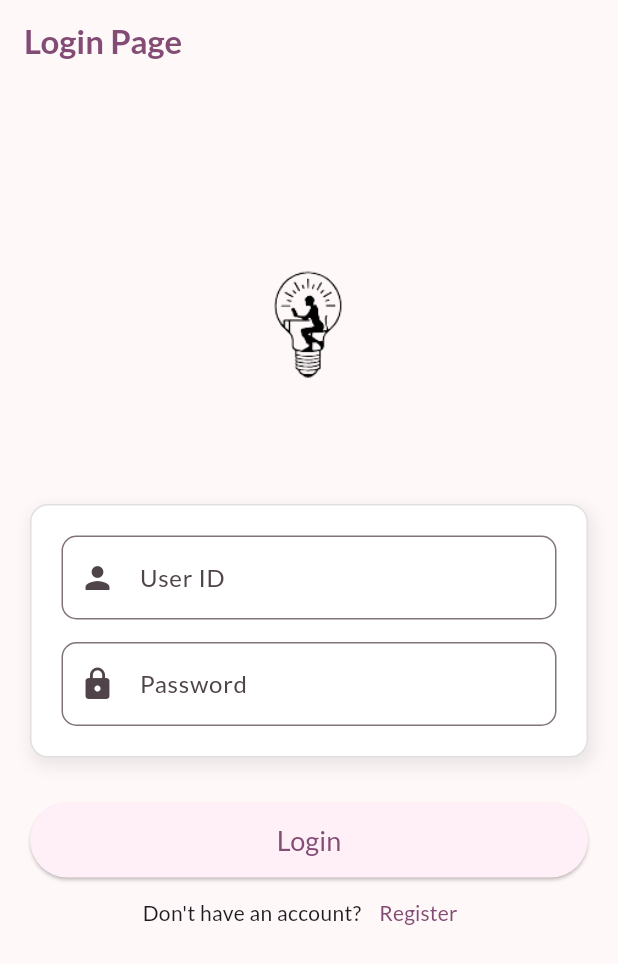
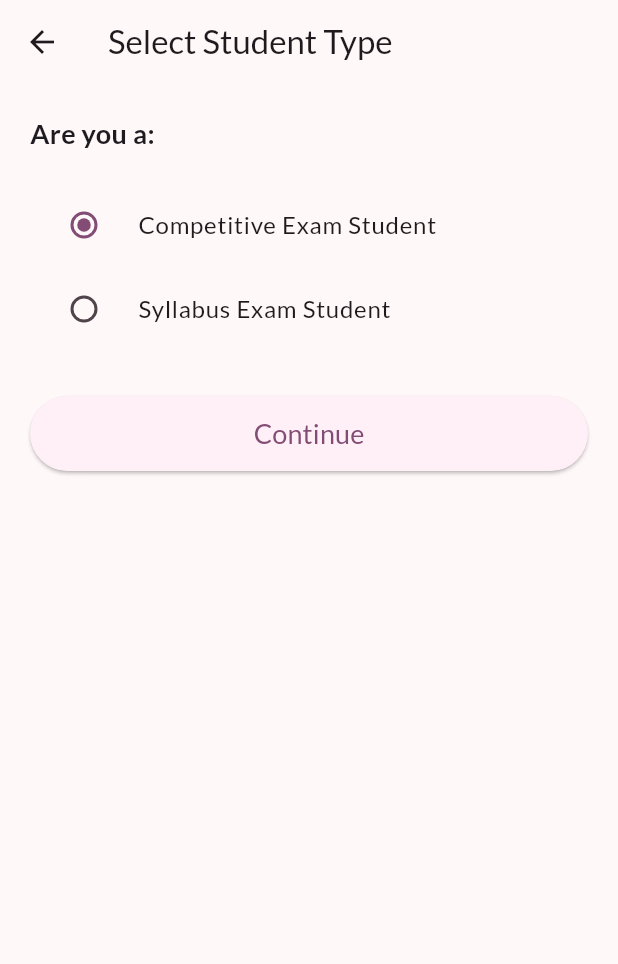
Before and after one commit to Vaibhav2154/eDIGIcator, a Flutter app: the screen it shows after launch, after a tap on "Register", on a phone screen of 412 x 824 dp. Shown: the top 964 px of the screen. Run offline on Flutter 3.47's test engine with Material 3 defaults, Android fonts, the phone set to English and light mode, and no system bars; our stand-ins replace google_fonts, image_picker.

Commit message:
register page

```diff
--- a/frontend/lib/main.dart
+++ b/frontend/lib/main.dart
@@ -1,6 +1,6 @@
 import 'package:flutter/material.dart';
 import 'package:google_fonts/google_fonts.dart';
-import 'package:edigicator/pages/loginpage.dart';
+import 'package:edigicator/pages/authentication/loginpage.dart';
 void main() {
   runApp(const App());
 }
--- /dev/null
+++ b/frontend/lib/pages/authentication/RegisterSelectionPage.dart
@@ -0,0 +1,80 @@
+import 'package:flutter/material.dart';
+import 'package:edigicator/pages/authentication/RegisterPageComp.dart';
+//import 'package:edigicator/pages/authentication/registerpagesyllabus.dart';
+import 'package:edigicator/pages/authentication/RegisterPageSyllabus.dart';
+class RegisterSelectionPage extends StatefulWidget {
+  const RegisterSelectionPage({super.key});
+
+  @override
+  State<RegisterSelectionPage> createState() => _RegisterSelectionPageState();
+}
+
+class _RegisterSelectionPageState extends State<RegisterSelectionPage> {
+  String selectedType = "Competitive Exam Student"; // Default selection
+
+  @override
+  Widget build(BuildContext context) {
+    return Scaffold(
+      appBar: AppBar(title: const Text("Select Student Type")),
+      body: Padding(
+        padding: const EdgeInsets.all(20.0),
+        child: Column(
+          crossAxisAlignment: CrossAxisAlignment.start,
+          children: [
+            const Text("Are you a:", style: TextStyle(fontSize: 18, fontWeight: FontWeight.bold)),
+
+            const SizedBox(height: 20),
+
+            // Radio Button for Competitive Exam Student
+            RadioListTile<String>(
+              title: const Text("Competitive Exam Student"),
+              value: "Competitive Exam Student",
+              groupValue: selectedType,
+              onChanged: (value) {
+                setState(() {
+                  selectedType = value!;
+                });
+              },
+            ),
+
+            // Radio Button for Syllabus Exam Student
+            RadioListTile<String>(
+              title: const Text("Syllabus Exam Student"),
+              value: "Syllabus Exam Student",
+              groupValue: selectedType,
+              onChanged: (value) {
+                setState(() {
+                  selectedType = value!;
+                });
+              },
+            ),
+
+            const SizedBox(height: 30),
+
+            // Continue Button to navigate to respective page
+            SizedBox(
+              width: double.infinity,
+              height: 50,
+              child: ElevatedButton(
+                onPressed: () {
+                  if (selectedType == "Competitive Exam Student") {
+                    Navigator.push(
+                      context,
+                      MaterialPageRoute(builder: (context) =>  RegisterPageComp()),
+                    );
+                  } else {
+                    Navigator.push(
+                      context,
+                      MaterialPageRoute(builder: (context) =>  RegisterPageSyllabus()),
+                    );
+                  }
+                },
+                child: const Text("Continue", style: TextStyle(fontSize: 18)),
+              ),
+            ),
+          ],
+        ),
+      ),
+    );
+  }
+}
--- a/frontend/lib/pages/loginpage.dart
+++ b/frontend/lib/pages/authentication/loginpage.dart
@@ -1,4 +1,5 @@
 import 'package:flutter/material.dart';
+import 'package:edigicator/pages/authentication/RegisterSelectionPage.dart';
 
 class LoginPage extends StatefulWidget {
   const LoginPage({super.key});
@@ -7,9 +8,36 @@ class LoginPage extends StatefulWidget {
   State<LoginPage> createState() => _LoginPageState();
 }
 
-class _LoginPageState extends State<LoginPage> {
+class _LoginPageState extends State<LoginPage> with SingleTickerProviderStateMixin {
   final TextEditingController idController = TextEditingController();
   final TextEditingController passwordController = TextEditingController();
+
+  late TabController _tabController;
+  String selectedRole = "Student"; // Default selection
+
+  @override
+  void initState() {
+    super.initState();
+    _tabController = TabController(length: 3, vsync: this);
+    _tabController.addListener(() {
+      setState(() {
+        selectedRole = _getRoleFromIndex(_tabController.index);
+      });
+    });
+  }
+
+  String _getRoleFromIndex(int index) {
+    switch (index) {
+      case 0:
+        return "Student";
+      case 1:
+        return "Teacher";
+      case 2:
+        return "Domain";
+      default:
+        return "Student";
+    }
+  }
 
   @override
   Widget build(BuildContext context) {
@@ -29,15 +57,30 @@ class _LoginPageState extends State<LoginPage> {
           child: Column(
             mainAxisAlignment: MainAxisAlignment.start,
             children: [
-              const SizedBox(height: 40),
+              const SizedBox(height: 20),
 
               // Logo
               Center(
                 child: Image.asset(
                   'assets/edigicatorlogo.png',
                   width: 100,
-                  height: 200,
+                  height: 100,
                 ),
+              ),
+
+              const SizedBox(height: 20),
+
+              // Navigation Bar (TabBar)
+              TabBar(
+                controller: _tabController,
+                labelColor: Colors.blue,
+                unselectedLabelColor: Colors.grey,
+                indicatorColor: Colors.blue,
+                tabs: const [
+                  Tab(text: "Student"),
+                  Tab(text: "Teacher"),
+                  Tab(text: "Domain"),
+                ],
               ),
 
               const SizedBox(height: 20),
@@ -47,15 +90,15 @@ class _LoginPageState extends State<LoginPage> {
                 width: double.infinity,
                 padding: const EdgeInsets.all(20),
                 decoration: BoxDecoration(
-                  color: Colors.white, // Background color
-                  borderRadius: BorderRadius.circular(12), // Rounded corners
-                  border: Border.all(color: Colors.grey.shade300), // Border color
+                  color: Colors.white,
+                  borderRadius: BorderRadius.circular(12),
+                  border: Border.all(color: Colors.grey.shade300),
                   boxShadow: [
                     BoxShadow(
                       color: Colors.grey.withOpacity(0.2),
                       blurRadius: 8,
                       spreadRadius: 2,
-                      offset: const Offset(2, 4), // Shadow position
+                      offset: const Offset(2, 4),
                     ),
                   ],
                 ),
@@ -65,7 +108,7 @@ class _LoginPageState extends State<LoginPage> {
                     TextField(
                       controller: idController,
                       decoration: InputDecoration(
-                        labelText: 'User ID',
+                        labelText: 'User ID ($selectedRole)',
                         border: OutlineInputBorder(
                           borderRadius: BorderRadius.circular(10),
                         ),
@@ -78,7 +121,7 @@ class _LoginPageState extends State<LoginPage> {
                     // Password Field
                     TextField(
                       controller: passwordController,
-                      obscureText: true, // Hide password input
+                      obscureText: true,
                       decoration: InputDecoration(
                         labelText: 'Password',
                         border: OutlineInputBorder(
@@ -99,29 +142,33 @@ class _LoginPageState extends State<LoginPage> {
                 height: 50,
                 child: ElevatedButton(
                   onPressed: () {
-                    // Handle login action
+                    // Handle login action based on selected role
                     String userId = idController.text;
                     String password = passwordController.text;
-                    print("User ID: $userId, Password: $password");
+                    print("Role: $selectedRole, User ID: $userId, Password: $password");
                   },
                   child: const Text('Login', style: TextStyle(fontSize: 18)),
                 ),
               ),
-              // Add this inside your Column, right after the Login button
+
+              const SizedBox(height: 15),
+
+              // Register Navigation
               Row(
                 mainAxisAlignment: MainAxisAlignment.center,
                 children: [
                   const Text("Don't have an account?"),
                   TextButton(
                     onPressed: () {
-        // Navigate to Register Page (replace with your navigation logic)
-        print("Navigate to Register Page");
+                      Navigator.push(
+                        context,
+                        MaterialPageRoute(builder: (context) => RegisterSelectionPage()),
+                      );
                     },
                     child: const Text("Register"),
                   ),
                 ],
               ),
-
             ],
           ),
         ),
@@ -133,6 +180,7 @@ class _LoginPageState extends State<LoginPage> {
   void dispose() {
     idController.dispose();
     passwordController.dispose();
+    _tabController.dispose();
     super.dispose();
   }
 }
--- a/frontend/lib/pages/registerpage.dart
+++ /dev/null
@@ -1 +0,0 @@
-import 'package:flutter/material.dart';
--- a/frontend/pubspec.yaml
+++ b/frontend/pubspec.yaml
@@ -35,6 +35,7 @@ dependencies:
   # Use with the CupertinoIcons class for iOS style icons.
   cupertino_icons: ^1.0.8
   google_fonts: ^6.2.1
+  image_picker: ^1.1.2
 
 dev_dependencies:
   flutter_test:
```
Also changed, not shown: frontend/lib/pages/HomePage.dart (added, +16 -0 lines), frontend/lib/pages/authentication/RegisterPageComp.dart (added, +147 -0 lines), frontend/lib/pages/authentication/RegisterPageSyllabus.dart (added, +179 -0 lines), frontend/pubspec.lock, 5 other files. Lines whose indentation alone changed are shown as unchanged.
